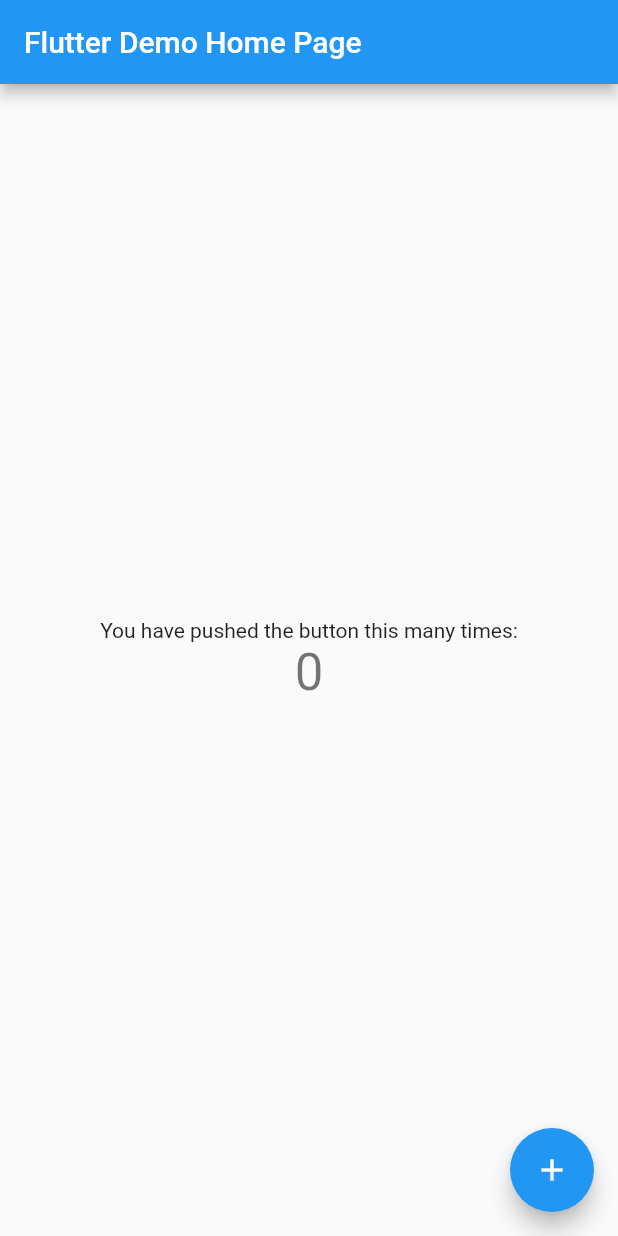
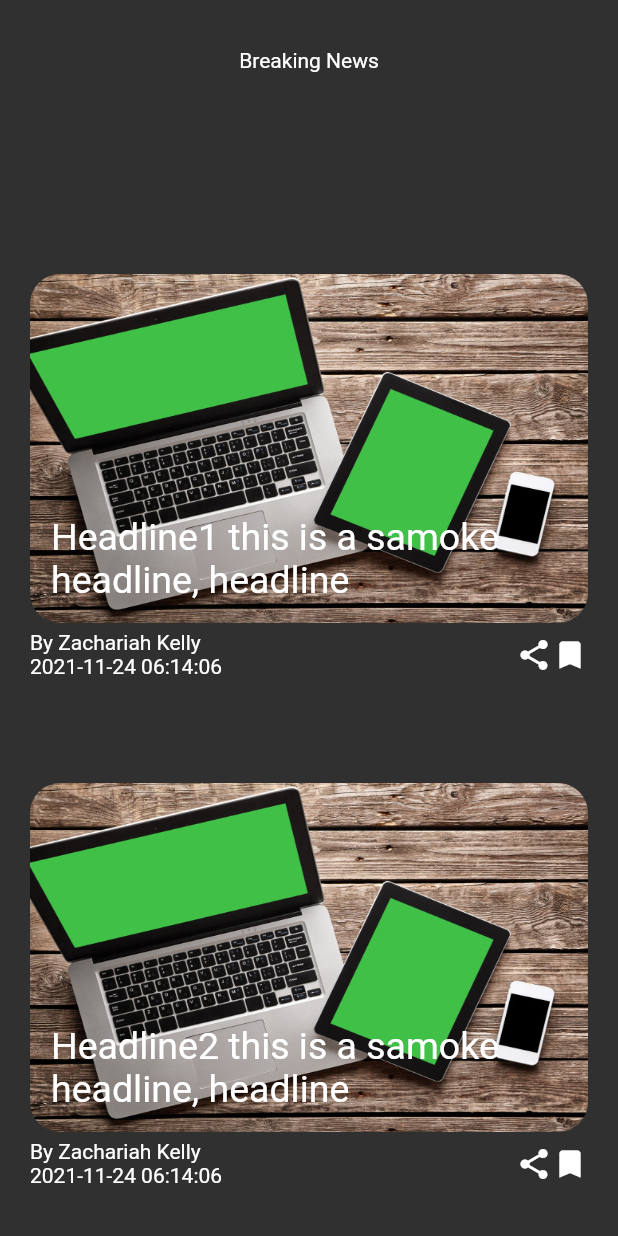
Before and after one commit to kdjamespro/newspeek, a Flutter app: the screen it shows after launch, on a phone screen of 412 x 824 dp. Run offline on Flutter 3.47's test engine with Material 2 defaults, Android fonts, the phone set to English and light mode, and no system bars.

Commit message:
add news_card file

```diff
--- a/lib/main.dart
+++ b/lib/main.dart
@@ -1,4 +1,5 @@
 import 'package:flutter/material.dart';
+import 'package:news_peek/screens/main_screen.dart';
 
 void main() {
   runApp(const MyApp());
@@ -11,56 +12,8 @@
   Widget build(BuildContext context) {
     return MaterialApp(
       title: 'Flutter Demo',
-      theme: ThemeData(
-        primarySwatch: Colors.blue,
-      ),
-      home: const MyHomePage(title: 'Flutter Demo Home Page'),
+      theme: ThemeData.dark(),
+      home: const MainScreen(),
     );
   }
 }
-
-class MyHomePage extends StatefulWidget {
-  const MyHomePage({Key? key, required this.title}) : super(key: key);
-
-  final String title;
-  @override
-  State<MyHomePage> createState() => _MyHomePageState();
-}
-
-class _MyHomePageState extends State<MyHomePage> {
-  int _counter = 0;
-
-  void _incrementCounter() {
-    setState(() {
-      _counter++;
-    });
-  }
-
-  @override
-  Widget build(BuildContext context) {
-    return Scaffold(
-      appBar: AppBar(
-        title: Text(widget.title),
-      ),
-      body: Center(
-        child: Column(
-          mainAxisAlignment: MainAxisAlignment.center,
-          children: <Widget>[
-            const Text(
-              'You have pushed the button this many times:',
-            ),
-            Text(
-              '$_counter',
-              style: Theme.of(context).textTheme.headline4,
-            ),
-          ],
-        ),
-      ),
-      floatingActionButton: FloatingActionButton(
-        onPressed: _incrementCounter,
-        tooltip: 'Increment',
-        child: const Icon(Icons.add),
-      ),
-    );
-  }
-}
--- /dev/null
+++ b/lib/screens/main_screen.dart
@@ -0,0 +1,33 @@
+import 'package:flutter/material.dart';
+import 'package:news_peek/screens/news_card.dart';
+
+class MainScreen extends StatefulWidget {
+  const MainScreen({Key? key}) : super(key: key);
+
+  @override
+  _MainScreenState createState() => _MainScreenState();
+}
+
+class _MainScreenState extends State<MainScreen> {
+  @override
+  Widget build(BuildContext context) {
+    return SafeArea(
+      child: Scaffold(
+        body: Column(
+          mainAxisAlignment: MainAxisAlignment.spaceAround,
+          children: <Widget>[
+            Text('Breaking News'),
+            const SizedBox(width: 40.0),
+            NewsCard(
+                color: Colors.yellow,
+                headline: 'Headline1 this is a samoke headline, headline'),
+            NewsCard(
+              color: Colors.blue,
+              headline: 'Headline2 this is a samoke headline, headline',
+            ),
+          ],
+        ),
+      ),
+    );
+  }
+}
--- /dev/null
+++ b/lib/screens/news_card.dart
@@ -0,0 +1,69 @@
+import 'package:flutter/material.dart';
+
+class NewsCard extends StatelessWidget {
+  NewsCard({required this.color, required this.headline});
+
+  final Color color;
+  final String headline;
+
+  @override
+  Widget build(BuildContext context) {
+    return Align(
+      child: AspectRatio(
+        aspectRatio: 3 / 2,
+        child: Column(
+          children: <Widget>[
+            Expanded(
+              child: Container(
+                child: Align(
+                  alignment: FractionalOffset.bottomLeft,
+                  child: Text(
+                    headline,
+                    style: const TextStyle(
+                      fontSize: 25.0,
+                    ),
+                  ),
+                ),
+                margin: const EdgeInsets.symmetric(
+                  horizontal: 20.0,
+                  vertical: 5.0,
+                ),
+                padding: const EdgeInsets.all(14.0),
+                decoration: BoxDecoration(
+                  borderRadius: BorderRadius.circular(20.0),
+                  image: const DecorationImage(
+                    image: AssetImage('images/test.jpg'),
+                    fit: BoxFit.fill,
+                  ),
+                ),
+              ),
+            ),
+            Container(
+              margin: const EdgeInsets.symmetric(
+                horizontal: 20.0,
+              ),
+              child: Row(
+                children: [
+                  Column(
+                    crossAxisAlignment: CrossAxisAlignment.start,
+                    children: const [
+                      Text(
+                        'By Zachariah Kelly',
+                      ),
+                      Text(
+                        '2021-11-24 06:14:06',
+                      ),
+                    ],
+                  ),
+                  Spacer(),
+                  Icon(Icons.share),
+                  Icon(Icons.bookmark),
+                ],
+              ),
+            )
+          ],
+        ),
+      ),
+    );
+  }
+}
--- a/pubspec.yaml
+++ b/pubspec.yaml
@@ -59,8 +59,8 @@
   uses-material-design: true
 
   # To add assets to your application, add an assets section, like this:
-  # assets:
-  #   - images/a_dot_burr.jpeg
+  assets:
+    - images/test.jpg
   #   - images/a_dot_ham.jpeg
 
   # An image asset can refer to one or more resolution-specific "variants", see
```
Also changed, not shown: images/test.jpg (added).
